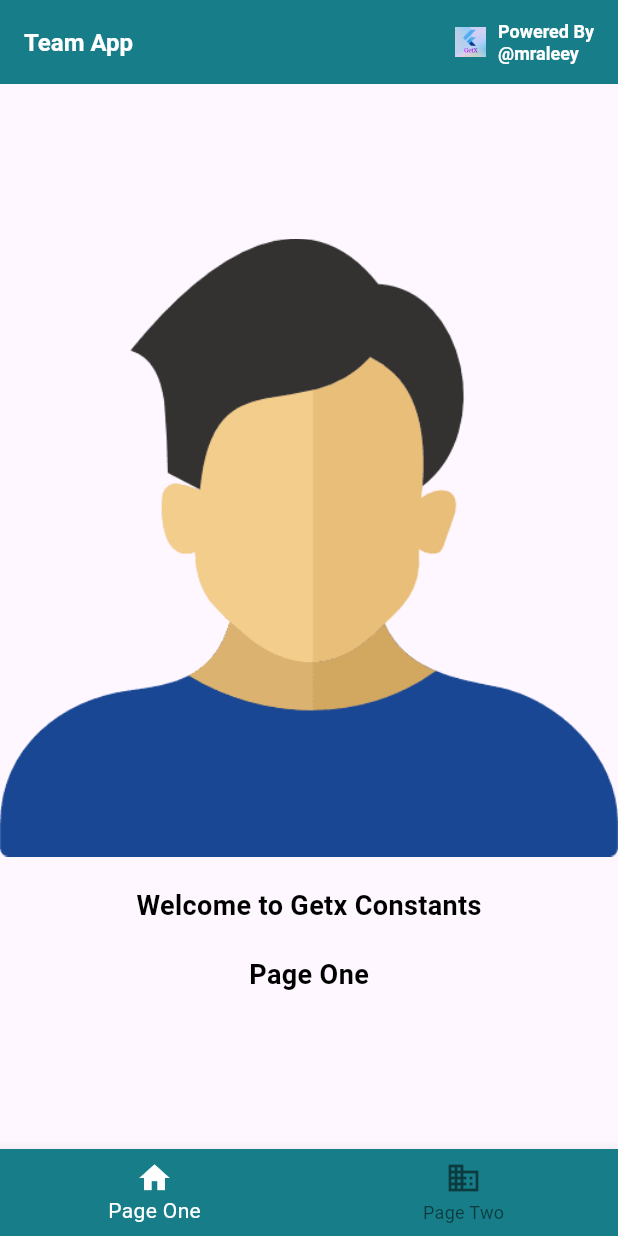
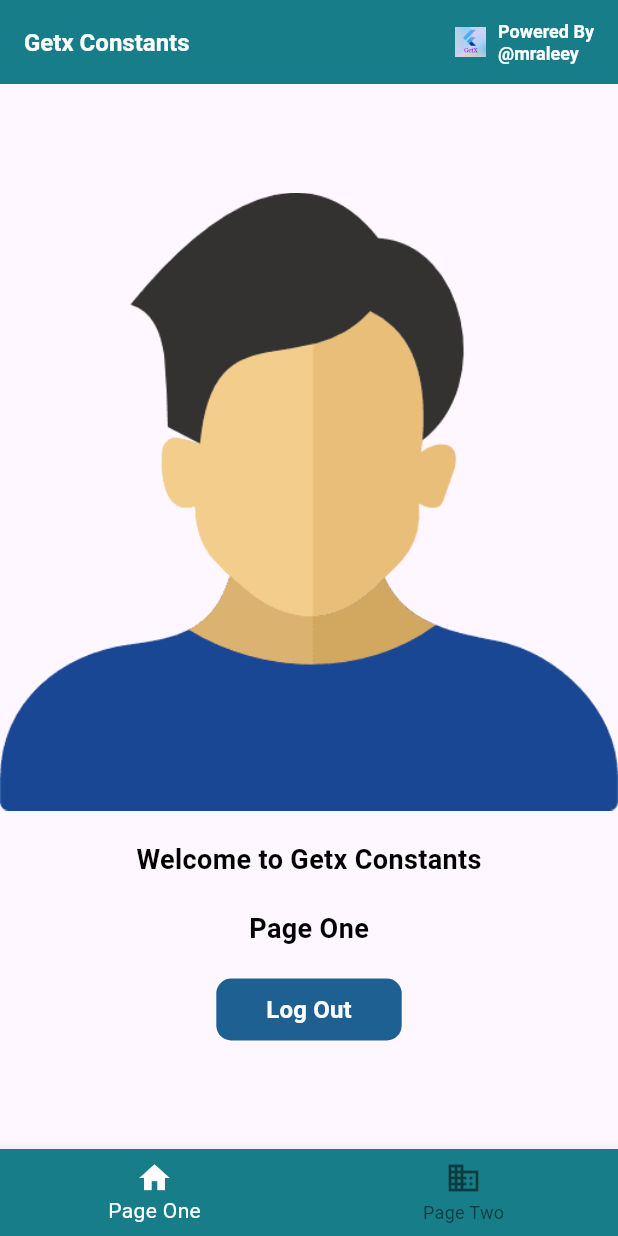
Before and after one commit to mraleey/getx_constants, a Flutter app: the HomeView screen opened directly, on a phone screen of 412 x 824 dp. Run offline on Flutter 3.47's test engine with Material 3 defaults, Android fonts, the phone set to English and light mode, and no system bars; our stand-ins replace get, shared_preferences; accounts and stored records are empty.

Commit message:
Done log in

```diff
--- a/lib/common/data/app_urls.dart
+++ b/lib/common/data/app_urls.dart
@@ -1,5 +1,5 @@
 class AppUrls {
-  static const String baseUrl = "https://apicrm.cgacnt.com/api_companycrm/";
+  static const String baseUrl = "https://dummyjson.com/auth/";
 
-  static const String loginUrl = "user_login.php";
+  static const String loginUrl = "/login";
 }
--- a/lib/repository/login_repository.dart
+++ b/lib/repository/login_repository.dart
@@ -21,8 +21,8 @@ class LoginRepository extends GetxService {
 
   Future<void> saveLoginInfo(String username, String password) async {
     try {
-      await sharedPreferences.setString("USERNAME", username);
-      await sharedPreferences.setString("PASSCODE", password);
+      await sharedPreferences.setString("username", username);
+      await sharedPreferences.setString("password", password);
     } catch (e) {
       Get.snackbar(
         "Error",
@@ -63,5 +63,4 @@ class LoginRepository extends GetxService {
       );
     }
   }
-
 }
--- a/lib/view/home/page_one.dart
+++ b/lib/view/home/page_one.dart
@@ -1,8 +1,14 @@
 import 'package:flutter/material.dart';
+import 'package:get/get.dart';
+import 'package:getx_constants/constants/button.dart';
 import 'package:getx_constants/constants/fonts.dart';
+import 'package:getx_constants/controller/login_controller.dart';
+import 'package:getx_constants/view/login.dart';
 
 class PageOne extends StatelessWidget {
-  const PageOne({super.key});
+  final LoginController loginController =
+      Get.put(LoginController(loginRepository: Get.find()));
+  PageOne({super.key});
 
   @override
   Widget build(BuildContext context) {
@@ -28,6 +34,17 @@ class PageOne extends StatelessWidget {
             color: Colors.black,
           ),
         ),
+        const SizedBox(height: 20),
+        CustomButton(
+          title: "Log Out",
+          onPressed: () {
+            loginController.isLogin(false);
+            Get.offAll(LogInView());
+          },
+          isLoading: false,
+          width: Get.width * 0.3,
+          height: Get.height * 0.05,
+        ),
       ],
     );
   }
--- a/lib/view/home_view.dart
+++ b/lib/view/home_view.dart
@@ -14,7 +14,7 @@ class HomeView extends StatelessWidget {
   final HomeController _controller = Get.put(HomeController());
 
   static final List<Widget> _widgetOptions = <Widget>[
-    const PageOne(),
+    PageOne(),
     const PageTwo()
   ];
 
@@ -83,7 +83,7 @@ class HomeView extends StatelessWidget {
             mainAxisAlignment: MainAxisAlignment.spaceBetween,
             children: [
               Text(
-                'Team App',
+                'Getx Constants',
                 style: TextStyle(
                   color: AppColor.white,
                   fontWeight: FontWeight.bold,
```
Also changed, not shown: lib/controller/login_controller.dart (+5 -21 lines), lib/view/login.dart (+6 -5 lines).
